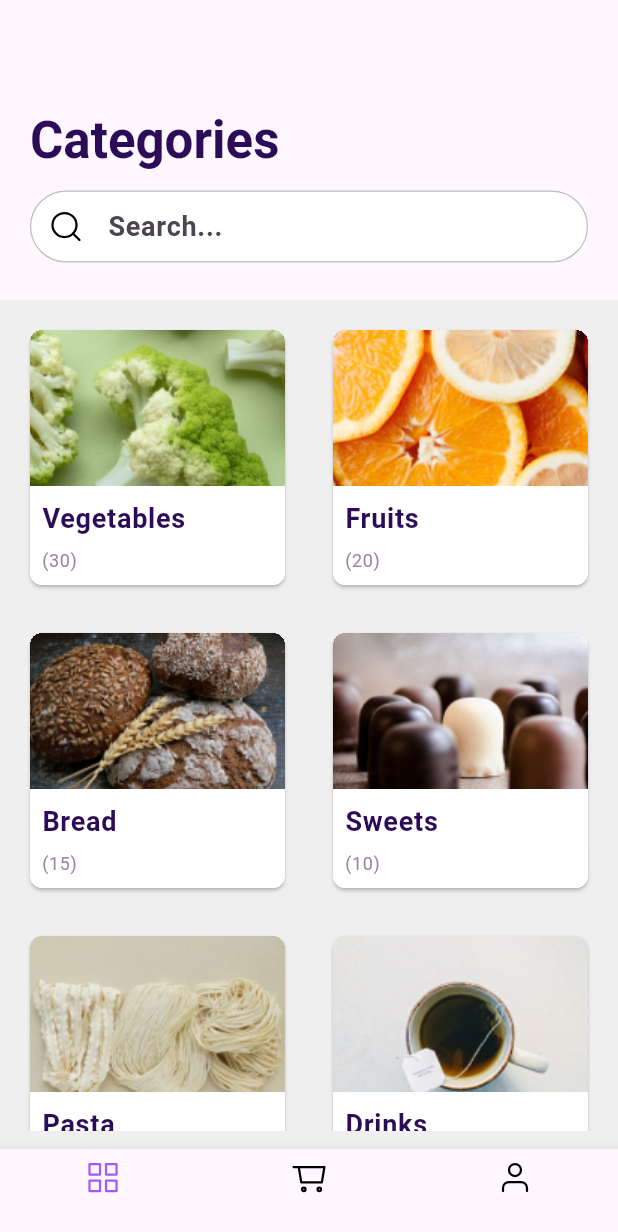
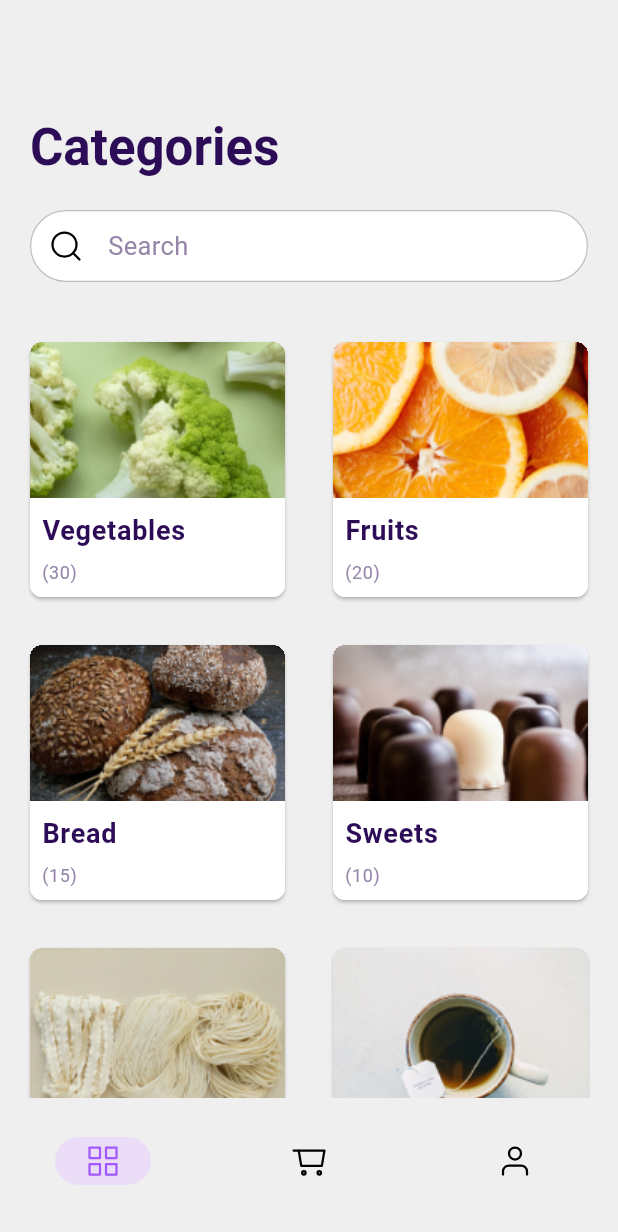
Before and after one commit to Hasan-Tummalei/delivery-app, a Flutter app: the screen it shows after launch, on a phone screen of 412 x 824 dp. Shown: the top 1232 px of the screen. Run offline on Flutter 3.47's test engine with Material 3 defaults, Android fonts, the phone set to English and light mode, and no system bars; our stand-ins replace flutter_svg, transparent_image; Roboto replaces fonts that are missing (SFProText).

Commit message:
review-issues-resolved

```diff
--- a/lib/data/dummy_items_data.dart
+++ b/lib/data/dummy_items_data.dart
@@ -1,9 +1,6 @@
 import 'package:delivery_app/models/category_model.dart';
 import 'package:delivery_app/models/item_model.dart';
 
-// Updated dummy data extended with missing fields
-// Updated dummy data extended with missing fields
-// Updated dummy data extended with longer descriptions
 List<ItemModel> dummyItems = const [
   // Fruits
   ItemModel(
--- a/lib/main.dart
+++ b/lib/main.dart
@@ -1,13 +1,13 @@
-import 'package:delivery_app/screens/tabs.dart';
+import 'package:delivery_app/screens/tabs_screen.dart';
 import 'package:delivery_app/theme/theme.dart';
 import 'package:flutter/material.dart';
 
 void main() {
-  runApp(const MyApp());
+  runApp(const DeliveryApp());
 }
 
-class MyApp extends StatelessWidget {
-  const MyApp({super.key});
+class DeliveryApp extends StatelessWidget {
+  const DeliveryApp({super.key});
   @override
   Widget build(BuildContext context) {
     return MaterialApp(
--- a/lib/models/item_model.dart
+++ b/lib/models/item_model.dart
@@ -1,4 +1,3 @@
-// Updated ItemModel class
 import 'package:delivery_app/models/category_model.dart';
 
 class ItemModel {
--- a/lib/screens/selected_category_screen.dart
+++ b/lib/screens/selected_category_screen.dart
@@ -10,9 +10,12 @@ class SelectedCategoryScreen extends StatelessWidget {
   @override
   Widget build(BuildContext context) {
     return Scaffold(
+      backgroundColor: const Color.fromARGB(255, 239, 239, 239),
       appBar: PreferredSize(
-        preferredSize: const Size.fromHeight(200),
+        preferredSize: const Size.fromHeight(120),
         child: AppBar(
+          forceMaterialTransparency: true,
+          backgroundColor: const Color.fromARGB(255, 239, 239, 239),
           flexibleSpace: Stack(
             children: [
               Positioned(
@@ -25,7 +28,7 @@ class SelectedCategoryScreen extends StatelessWidget {
                 ),
               ),
               Positioned(
-                bottom: 85,
+                bottom: 0,
                 left: 20,
                 right: 10,
                 child: Text(
@@ -33,18 +36,22 @@ class SelectedCategoryScreen extends StatelessWidget {
                   style: Theme.of(context).textTheme.titleLarge,
                 ),
               ),
-              const Positioned(
-                bottom: 25,
-                left: 20,
-                right: 20,
-                child: CustomizedSearchBar(),
-              )
             ],
           ),
         ),
       ),
-      body: SelectedCategory(
-        selectedCategory: selectedCat.category,
+      body: Column(
+        children: [
+          const Padding(
+            padding: EdgeInsets.all(20.0),
+            child: CustomizedSearchBar(),
+          ),
+          Expanded(
+            child: SelectedCategory(
+              selectedCategory: selectedCat.category,
+            ),
+          )
+        ],
       ),
     );
   }
--- a/lib/screens/tabs.dart
+++ /dev/null
@@ -1,89 +0,0 @@
-import 'package:delivery_app/mappers/screen_title_mapper.dart';
-import 'package:delivery_app/mappers/selected_screen_mapper.dart';
-import 'package:delivery_app/widgets/customized_search_bar.dart';
-import 'package:flutter/material.dart';
-import 'package:flutter_svg/svg.dart';
-
-class TabsScreen extends StatefulWidget {
-  const TabsScreen({super.key});
-
-  @override
-  State<StatefulWidget> createState() {
-    return _TabsScreenState();
-  }
-}
-
-class _TabsScreenState extends State<TabsScreen> {
-  int _selectedPageIndex = 0;
-
-  void _selectPage(int index) {
-    setState(() {
-      _selectedPageIndex = index;
-    });
-  }
-
-  @override
-  Widget build(BuildContext context) {
-    return Scaffold(
-      backgroundColor: const Color.fromARGB(255, 239, 239, 239),
-      appBar: PreferredSize(
-        preferredSize: const Size.fromHeight(200),
-        child: AppBar(
-          flexibleSpace: Stack(
-            children: [
-              Positioned(
-                bottom: 85,
-                left: 20,
-                right: 10,
-                child: Text(
-                  titleMapper[_selectedPageIndex]!,
-                  style: Theme.of(context).textTheme.titleLarge,
-                ),
-              ),
-              const Positioned(
-                bottom: 25,
-                left: 20,
-                right: 20,
-                child: CustomizedSearchBar(),
-              )
-            ],
-          ),
-        ),
-      ),
-      body: screensMapper[_selectedPageIndex],
-      bottomNavigationBar: BottomNavigationBar(
-        onTap: _selectPage,
-        items: [
-          BottomNavigationBarItem(
-              icon: SvgPicture.asset(
-                'assets/icons/grid.svg',
-                colorFilter: _selectedPageIndex == 0
-                    ? const ColorFilter.mode(Color(0xFFA259FF), BlendMode.srcIn)
-                    : null,
-              ),
-              label: '',
-              tooltip: 'Home'),
-          BottomNavigationBarItem(
-              icon: SvgPicture.asset(
-                'assets/icons/shopping-cart.svg',
-                colorFilter: _selectedPageIndex == 1
-                    ? const ColorFilter.mode(Color(0xFFA259FF), BlendMode.srcIn)
-                    : null,
-              ),
-              label: '',
-              tooltip: 'Cart'),
-          BottomNavigationBarItem(
-              icon: SvgPicture.asset(
-                'assets/icons/user.svg',
-                colorFilter: _selectedPageIndex == 2
-                    ? const ColorFilter.mode(Color(0xFFA259FF), BlendMode.srcIn)
-                    : null,
-              ),
-              label: '',
-              tooltip: 'Profile')
-        ],
-        currentIndex: _selectedPageIndex,
-      ),
-    );
-  }
-}
--- /dev/null
+++ b/lib/screens/tabs_screen.dart
@@ -0,0 +1,62 @@
+import 'package:delivery_app/mappers/screen_title_mapper.dart';
+import 'package:delivery_app/mappers/selected_screen_mapper.dart';
+import 'package:delivery_app/widgets/customized_search_bar.dart';
+import 'package:delivery_app/widgets/navigation_bar/navigation_bar_bottom.dart';
+import 'package:flutter/material.dart';
+
+class TabsScreen extends StatefulWidget {
+  const TabsScreen({super.key});
+
+  @override
+  State<StatefulWidget> createState() {
+    return _TabsScreenState();
+  }
+}
+
+class _TabsScreenState extends State<TabsScreen> {
+  int _selectedPageIndex = 0;
+
+  void _selectPage(int index) {
+    setState(() {
+      _selectedPageIndex = index;
+    });
+  }
+
+  @override
+  Widget build(BuildContext context) {
+    return Scaffold(
+      backgroundColor: const Color.fromARGB(255, 239, 239, 239),
+      appBar: PreferredSize(
+        preferredSize: const Size.fromHeight(120),
+        child: AppBar(
+          forceMaterialTransparency: true,
+          backgroundColor: const Color.fromARGB(255, 239, 239, 239),
+          flexibleSpace: Stack(
+            children: [
+              Positioned(
+                bottom: 0,
+                left: 20,
+                right: 10,
+                child: Text(
+                  titleMapper[_selectedPageIndex]!,
+                  style: Theme.of(context).textTheme.titleLarge,
+                ),
+              ),
+            ],
+          ),
+        ),
+      ),
+      body: Column(children: [
+        const Padding(
+          padding: EdgeInsets.all(20.0),
+          child: CustomizedSearchBar(),
+        ),
+        Expanded(child: screensMapper[_selectedPageIndex]!)
+      ]),
+      bottomNavigationBar: NavigationBarBottom(
+        selectPage: _selectPage,
+        selectedPageIndex: _selectedPageIndex,
+      ),
+    );
+  }
+}
--- /dev/null
+++ b/lib/widgets/buttons_customization/outliens_btn.dart
@@ -0,0 +1,22 @@
+import 'package:flutter/material.dart';
+
+final borderBtn = OutlineInputBorder(
+    borderRadius: BorderRadius.circular(50),
+    borderSide: BorderSide(
+      color: Colors.grey.shade400,
+      width: 0.8,
+    ));
+
+final enabledBtn = OutlineInputBorder(
+    borderRadius: BorderRadius.circular(50),
+    borderSide: BorderSide(
+      color: Colors.grey.shade400,
+      width: 0.8,
+    ));
+
+final focusedBtn = OutlineInputBorder(
+    borderRadius: BorderRadius.circular(50),
+    borderSide: BorderSide(
+      color: Colors.grey.shade400,
+      width: 0.8,
+    ));
--- a/lib/widgets/categories_screen/category.dart
+++ b/lib/widgets/categories_screen/category.dart
@@ -33,7 +33,6 @@ class Category extends StatelessWidget {
                 image: AssetImage(categoryItem.image),
                 fit: BoxFit.cover,
                 height: 140,
-                // width: double.infinity,
               ),
             ),
             Positioned(
--- a/lib/widgets/customized_search_bar.dart
+++ b/lib/widgets/customized_search_bar.dart
@@ -1,3 +1,4 @@
+import 'package:delivery_app/widgets/buttons_customization/outliens_btn.dart';
 import 'package:flutter/material.dart';
 import 'package:flutter_svg/flutter_svg.dart';
 
@@ -20,42 +21,26 @@ class SearchBarState extends State<CustomizedSearchBar> {
             decoration: InputDecoration(
               filled: true,
               fillColor: Colors.white,
-              hintText: 'Search...',
+              hintText: 'Search',
+              hintStyle: Theme.of(context)
+                  .textTheme
+                  .bodyMedium!
+                  .copyWith(fontSize: 17, fontWeight: FontWeight.w400),
               prefixIcon: Padding(
                 padding: const EdgeInsets.symmetric(horizontal: 12.0),
-                child: SizedBox(
+                child: SvgPicture.asset(
+                  'assets/icons/search.svg',
                   width: 18,
                   height: 18,
-                  child: SvgPicture.asset(
-                    'assets/icons/search.svg',
-                  ),
                 ),
               ),
               contentPadding: const EdgeInsets.symmetric(
                 vertical: 10.0,
                 horizontal: 30.0,
               ),
-              border: OutlineInputBorder(
-                borderRadius: BorderRadius.circular(50),
-                borderSide: BorderSide(
-                  color: Colors.grey.shade400,
-                  width: 0.8,
-                ),
-              ),
-              enabledBorder: OutlineInputBorder(
-                borderRadius: BorderRadius.circular(50),
-                borderSide: BorderSide(
-                  color: Colors.grey.shade400,
-                  width: 0.8,
-                ),
-              ),
-              focusedBorder: OutlineInputBorder(
-                borderRadius: BorderRadius.circular(50),
-                borderSide: BorderSide(
-                  color: Colors.grey.shade400,
-                  width: 0.8,
-                ),
-              ),
+              border: borderBtn,
+              enabledBorder: enabledBtn,
+              focusedBorder: focusedBtn,
             ),
           ),
         ),
--- /dev/null
+++ b/lib/widgets/navigation_bar/navigation_bar_bottom.dart
@@ -0,0 +1,47 @@
+import 'package:flutter/material.dart';
+import 'package:flutter_svg/svg.dart';
+
+class NavigationBarBottom extends StatelessWidget {
+  const NavigationBarBottom(
+      {super.key, required this.selectPage, required this.selectedPageIndex});
+
+  final void Function(int index) selectPage;
+  final int selectedPageIndex;
+  @override
+  Widget build(BuildContext context) {
+    return NavigationBar(
+      backgroundColor: const Color.fromARGB(255, 239, 239, 239),
+      onDestinationSelected: selectPage,
+      destinations: <Widget>[
+        NavigationDestination(
+            icon: SvgPicture.asset(
+              'assets/icons/grid.svg',
+              colorFilter: selectedPageIndex == 0
+                  ? const ColorFilter.mode(Color(0xFFA259FF), BlendMode.srcIn)
+                  : null,
+            ),
+            label: '',
+            tooltip: 'Home'),
+        NavigationDestination(
+            icon: SvgPicture.asset(
+              'assets/icons/shopping-cart.svg',
+              colorFilter: selectedPageIndex == 1
+                  ? const ColorFilter.mode(Color(0xFFA259FF), BlendMode.srcIn)
+                  : null,
+            ),
+            label: '',
+            tooltip: 'Cart'),
+        NavigationDestination(
+            icon: SvgPicture.asset(
+              'assets/icons/user.svg',
+              colorFilter: selectedPageIndex == 2
+                  ? const ColorFilter.mode(Color(0xFFA259FF), BlendMode.srcIn)
+                  : null,
+            ),
+            label: '',
+            tooltip: 'Profile')
+      ],
+      selectedIndex: selectedPageIndex,
+    );
+  }
+}
--- a/lib/widgets/selected_category_screen/category_item.dart
+++ b/lib/widgets/selected_category_screen/category_item.dart
@@ -93,8 +93,8 @@ class CategoryItem extends StatelessWidget {
                     OutlinedButton(
                       style: OutlinedButton.styleFrom(
                         side: BorderSide(
-                          color: Colors.grey.shade300, // Lighter border color
-                          width: 0.8, // Thinner border width
+                          color: Colors.grey.shade300,
+                          width: 0.8,
                         ),
                         fixedSize: const Size(70, 40),
                         shape: BeveledRectangleBorder(
@@ -102,17 +102,19 @@ class CategoryItem extends StatelessWidget {
                         ),
                       ),
                       onPressed: () {},
-                      child: SvgPicture.asset('assets/icons/heart.svg',
-                          colorFilter: ColorFilter.mode(
-                              Colors.grey.shade600, BlendMode.srcIn)),
+                      child: SvgPicture.asset(
+                        'assets/icons/heart.svg',
+                        colorFilter: ColorFilter.mode(
+                            Colors.grey.shade600, BlendMode.srcIn),
+                      ),
                     ),
                     const SizedBox(width: 10),
                     OutlinedButton(
                       style: OutlinedButton.styleFrom(
                         backgroundColor: const Color(0xFF0BCE83),
                         side: BorderSide(
-                          color: Colors.grey.shade300, // Match border color
-                          width: 0.8, // Thinner border width
+                          color: Colors.grey.shade300,
+                          width: 0.8,
                         ),
                         fixedSize: const Size(70, 40),
                         shape: BeveledRectangleBorder(
@@ -120,9 +122,11 @@ class CategoryItem extends StatelessWidget {
                         ),
                       ),
                       onPressed: () {},
-                      child: SvgPicture.asset('assets/icons/shopping-cart.svg',
-                          colorFilter: const ColorFilter.mode(
-                              Colors.white, BlendMode.srcIn)),
+                      child: SvgPicture.asset(
+                        'assets/icons/shopping-cart.svg',
+                        colorFilter: const ColorFilter.mode(
+                            Colors.white, BlendMode.srcIn),
+                      ),
                     )
                   ],
                 ),
```
Also changed, not shown: 3 other files.
